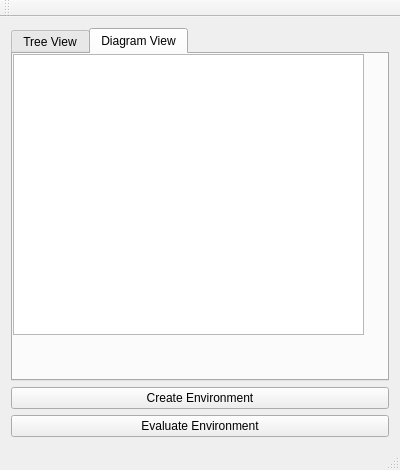
Old version of the form mainwindow.ui in the repository hoang1997/CitadelY.
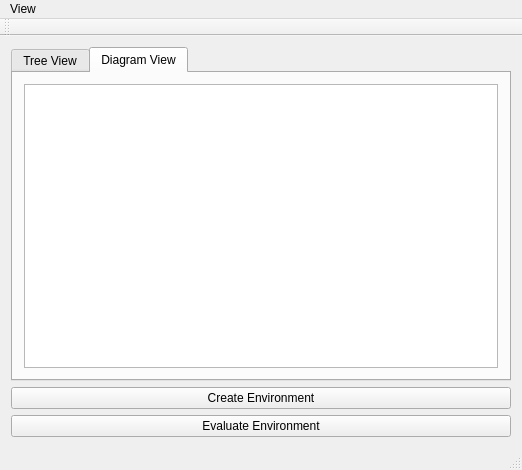
New version of the form. The open tabs and pages were chosen to show the change.

```diff
--- a/mainwindow.ui
+++ b/mainwindow.ui
@@ -6,7 +6,7 @@
    <rect>
     <x>0</x>
     <y>0</y>
-    <width>400</width>
+    <width>522</width>
     <height>470</height>
    </rect>
   </property>
@@ -41,16 +41,11 @@
          <attribute name="title">
           <string>Diagram View</string>
          </attribute>
-         <widget class="QGraphicsView" name="graphicsView">
-          <property name="geometry">
-           <rect>
-            <x>0</x>
-            <y>0</y>
-            <width>351</width>
-            <height>281</height>
-           </rect>
-          </property>
-         </widget>
+         <layout class="QHBoxLayout" name="horizontalLayout">
+          <item>
+           <widget class="QGraphicsView" name="graphicsView"/>
+          </item>
+         </layout>
         </widget>
        </widget>
       </item>
@@ -77,10 +72,17 @@
     <rect>
      <x>0</x>
      <y>0</y>
-     <width>400</width>
+     <width>522</width>
      <height>22</height>
     </rect>
    </property>
+   <widget class="QMenu" name="menuView">
+    <property name="title">
+     <string>View</string>
+    </property>
+    <addaction name="actionTable_Reference"/>
+   </widget>
+   <addaction name="menuView"/>
   </widget>
   <widget class="QToolBar" name="mainToolBar">
    <attribute name="toolBarArea">
```
Left out of the diff: 22 changed lines with no effect on the pictures.
